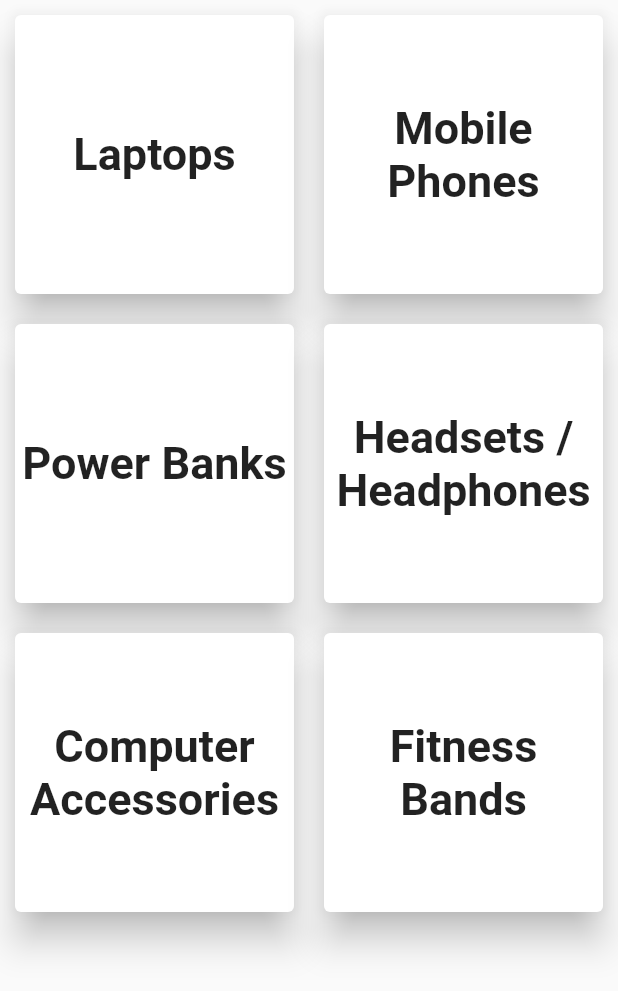
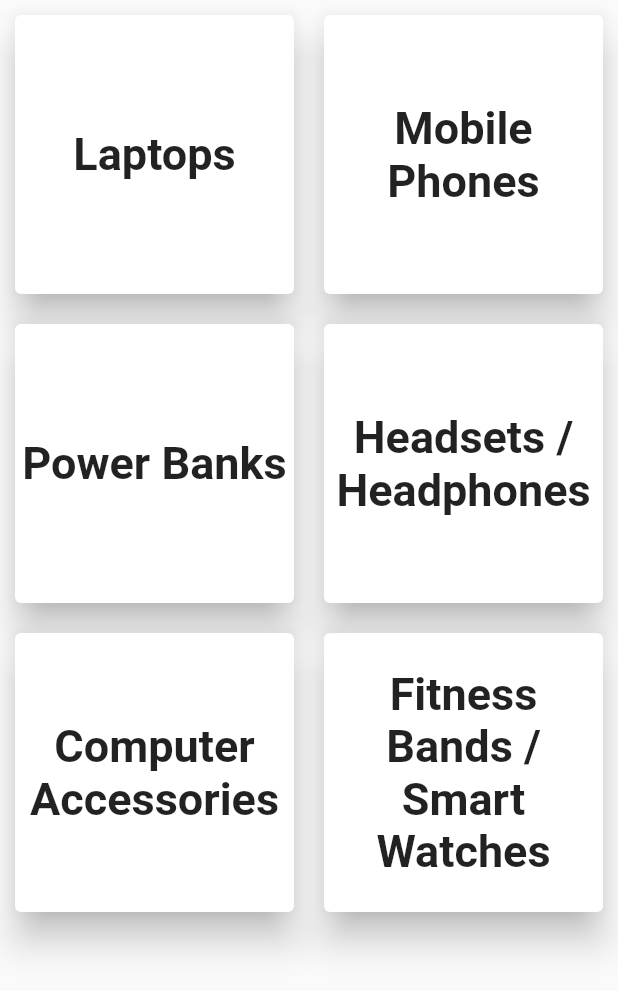
Before and after one commit to Soumyadeep21/E-Commerce-ESD-Project, a Flutter app: the Categories widget shown alone on an empty page, opened directly, on a phone screen of 412 x 824 dp. Shown: the top 991 px of the screen. Run offline on Flutter 3.47's test engine with Material 2 defaults, Android fonts, the phone set to English and light mode, and no system bars; our stand-ins replace font_awesome_flutter; missing offline and left inert: flutter_auth_buttons.

Commit message:
Update categories.dart

```diff
--- a/lib/categories.dart
+++ b/lib/categories.dart
@@ -99,14 +99,26 @@ class Categories extends StatelessWidget {
             ),
           ),
         ),
-        Card(
+        GestureDetector(
+          onTap: () {
+            Navigator.of(context).push(
+              MaterialPageRoute(
+                builder: (_) => ProductListPage(
+                  title: 'Smart Watch/Fitness Band',
+                  itemList: smartWatch,
+                ),
+              ),
+            );
+          },
+          child: Card(
             elevation: 10.0,
             margin: EdgeInsets.all(10.0),
             child: Center(
               child: Text(
-              'Fitness Bands',
+                'Fitness Bands / Smart Watches',
                 textAlign: TextAlign.center,
                 style: TextStyle(fontSize: 30, fontWeight: FontWeight.bold),
+              ),
             ),
           ),
         ),
```
Lines whose indentation alone changed are shown as unchanged.
